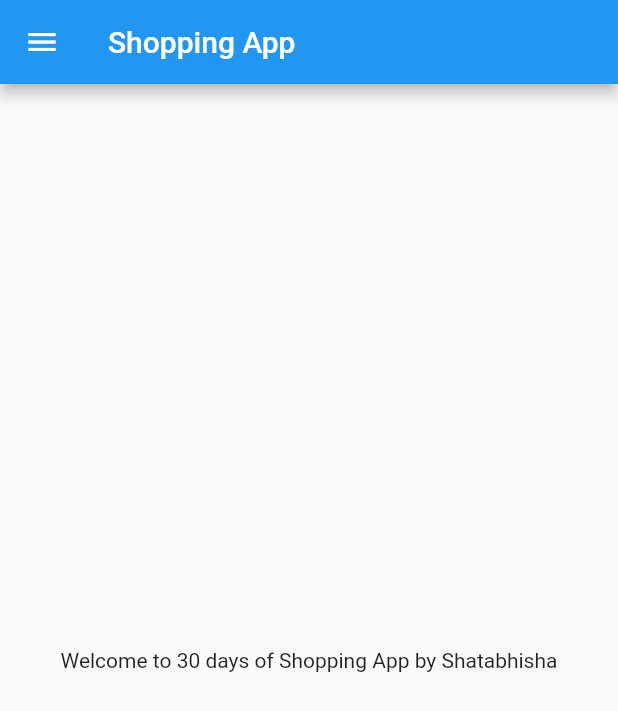
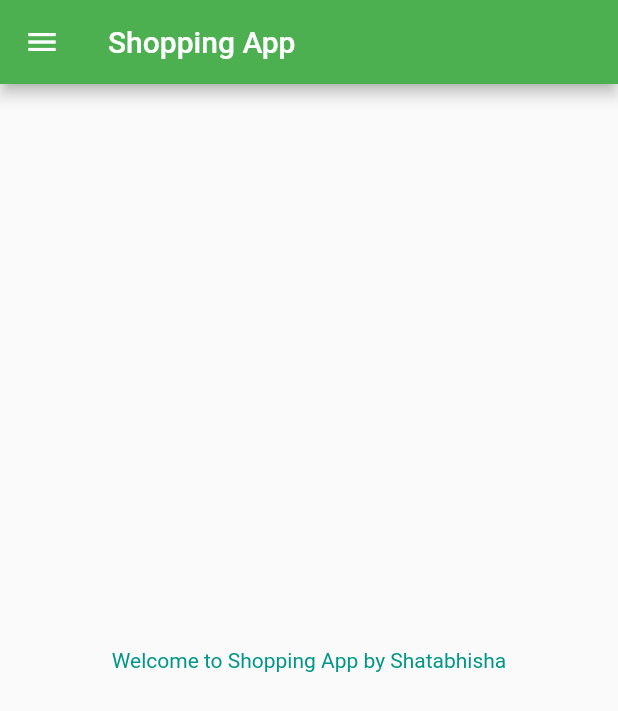
Before and after one commit to Shatabhisha/MyApp-Project-Flutter, a Flutter app: the screen it shows after launch, on a phone screen of 412 x 824 dp. Shown: the top 711 px of the screen. Run offline on Flutter 3.47's test engine with Material 2 defaults, Android fonts, the phone set to English and light mode, and no system bars.

Commit message:
Day3 completed

```diff
--- a/lib/main.dart
+++ b/lib/main.dart
@@ -1,5 +1,6 @@
 import 'package:flutter/material.dart';
-import 'package:untitled/home_page.dart';
+import 'package:untitled/pages/home_page.dart';
+import 'package:untitled/pages/login_page.dart';
 
 void main() {
   runApp(MyApp());
@@ -8,9 +9,19 @@ void main() {
 class MyApp extends StatelessWidget {
   @override
   Widget build(BuildContext context) {
-
     return MaterialApp(
-      home: HomePage(),
+      themeMode: ThemeMode.dark,
+      theme: ThemeData(primarySwatch: Colors.deepPurple),
+      darkTheme: ThemeData(
+        // brightness: Brightness.dark,
+        primarySwatch: Colors.green,
+      ),
+      initialRoute: "/home",
+      routes: {
+        "/": (context) => LoginPage(),
+        "/home": (context) => HomePage(),
+        "/login": (context) => LoginPage(),
+      },
     );
   }
 }
--- a/lib/home_page.dart
+++ b/lib/pages/home_page.dart
@@ -3,9 +3,7 @@ import 'package:flutter/material.dart';
 import 'package:flutter/src/foundation/key.dart';
 import 'package:flutter/src/widgets/framework.dart';
 
-
 class HomePage extends StatelessWidget {
-  final int days = 30;
   final String name = "Shatabhisha";
 
   @override
@@ -15,7 +13,12 @@ class HomePage extends StatelessWidget {
         title: Text("Shopping App"),
       ),
       body: Center(
-        child: Container(child: Text("Welcome to $days days of Shopping App by $name"),),
+        child: Container(
+          child: Text(
+            "Welcome to Shopping App by $name",
+            style: TextStyle(color: Colors.teal),
+          ),
+        ),
       ),
       drawer: Drawer(backgroundColor: Color.fromARGB(255, 125, 198, 254)),
     );
```
Also changed, not shown: lib/pages/login_page.dart (added, +22 -0 lines).
